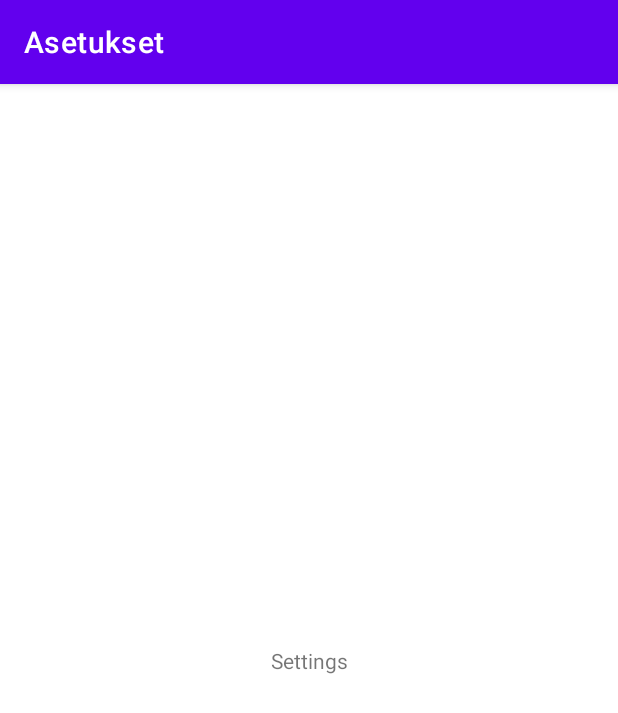
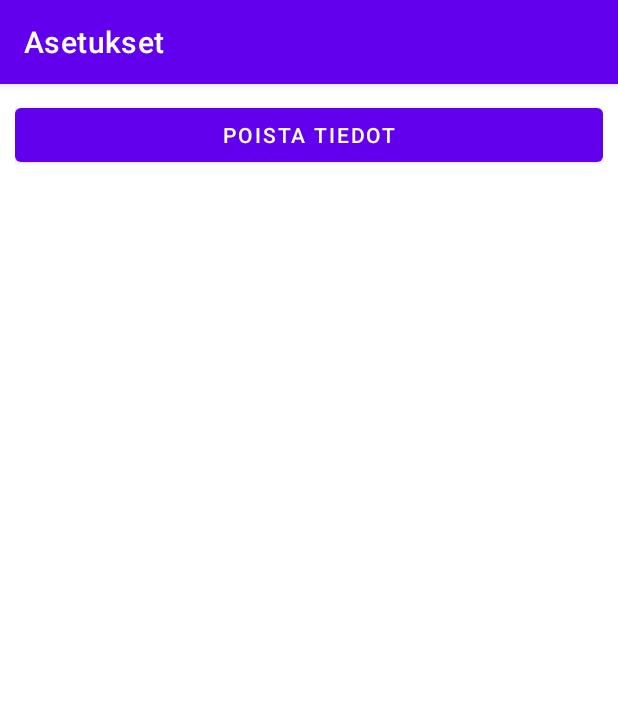
Before and after one commit to Tschokkinen/android-health-application, an Android app: the SettingsActivity screen opened directly, with no data from a screen before it, on a phone screen of 412 x 824 dp. Shown: the top 713 px of the screen. Run offline under Robolectric (Android 15) with nearby library versions, the phone set to English and light mode, and no system bars; our stand-ins replace Room's generated code.

```diff
--- a/app/src/main/java/com/ericaskari/healthapplication/modules/settings/SettingsActivity.java
+++ b/app/src/main/java/com/ericaskari/healthapplication/modules/settings/SettingsActivity.java
@@ -1,18 +1,49 @@
 package com.ericaskari.healthapplication.modules.settings;
 
+import static android.content.ContentValues.TAG;
+
+import android.content.Intent;
+import android.os.AsyncTask;
 import android.os.Bundle;
+import android.util.Log;
+import android.view.View;
 
 import androidx.appcompat.app.AppCompatActivity;
+import androidx.room.Room;
 
+import com.ericaskari.healthapplication.FirstLaunch;
 import com.ericaskari.healthapplication.databinding.SettingsBinding;
+import com.ericaskari.healthapplication.models.User;
+import com.ericaskari.healthapplication.services.AppDatabase;
+
+import java.util.List;
 
 public class SettingsActivity extends AppCompatActivity {
     private SettingsBinding settingsActivityBinding;
+    private AppDatabase db;
 
     @Override
     protected void onCreate(Bundle savedInstanceState) {
         super.onCreate(savedInstanceState);
         settingsActivityBinding = SettingsBinding.inflate(getLayoutInflater());
+        this.db = Room.databaseBuilder(getApplicationContext(), AppDatabase.class, "app-db").build();
+
         setContentView(settingsActivityBinding.getRoot());
+
+        settingsActivityBinding.deleteData.setOnClickListener(this::onDeleteDataButtonClick);
+    }
+
+    private void onDeleteDataButtonClick(View view) {
+        Log.d(TAG, "onDeleteDataButtonClick: ");
+        AsyncTask.execute(() -> {
+            List<User> users = this.db.userDao().getAll();
+
+            for (User user : users) {
+                this.db.userDao().delete(user);
+            }
+
+            Intent intent = new Intent(this, FirstLaunch.class);
+            startActivity(intent);
+        });
     }
 }
--- a/app/src/main/res/layout/settings.xml
+++ b/app/src/main/res/layout/settings.xml
@@ -6,20 +6,17 @@
     android:layout_height="match_parent"
     tools:context=".modules.settings.SettingsActivity">
 
-    <androidx.constraintlayout.widget.ConstraintLayout
-        android:id="@+id/constraintLayout"
+    <LinearLayout
         android:layout_width="match_parent"
-        android:layout_height="match_parent">
+        android:layout_height="match_parent"
+        android:padding="10dp"
+        android:orientation="vertical">
 
-        <TextView
-            android:id="@+id/textView5"
-            android:layout_width="wrap_content"
+        <Button
+            android:id="@+id/delete_data"
+            android:layout_width="match_parent"
             android:layout_height="wrap_content"
-            android:text="Settings"
-            app:layout_constraintBottom_toBottomOf="parent"
-            app:layout_constraintEnd_toEndOf="parent"
-            app:layout_constraintStart_toStartOf="parent"
-            app:layout_constraintTop_toTopOf="parent" />
-    </androidx.constraintlayout.widget.ConstraintLayout>
+            android:text="@string/delete_data" />
+    </LinearLayout>
 
 </androidx.coordinatorlayout.widget.CoordinatorLayout>
--- a/app/src/main/res/values/strings.xml
+++ b/app/src/main/res/values/strings.xml
@@ -35,4 +35,6 @@
     <string name="main_activity_settings">Asetukset</string>
     <string name="main_activity_own_information">Omat tiedot</string>
     <string name="main_activity_plus">Mihin sattuu?</string>
+    <string name="delete_data">Poista tiedot</string>
+    <string name="profile_menu_edit">Muokkaa</string>
 </resources>
```
Also changed, not shown: app/src/main/java/com/ericaskari/healthapplication/modules/profile/ProfileActivity.java (+34 -0 lines), app/src/main/res/layout/profile.xml (+8 -13 lines), app/src/main/res/menu/profile_main.xml (added, +10 -0 lines).
